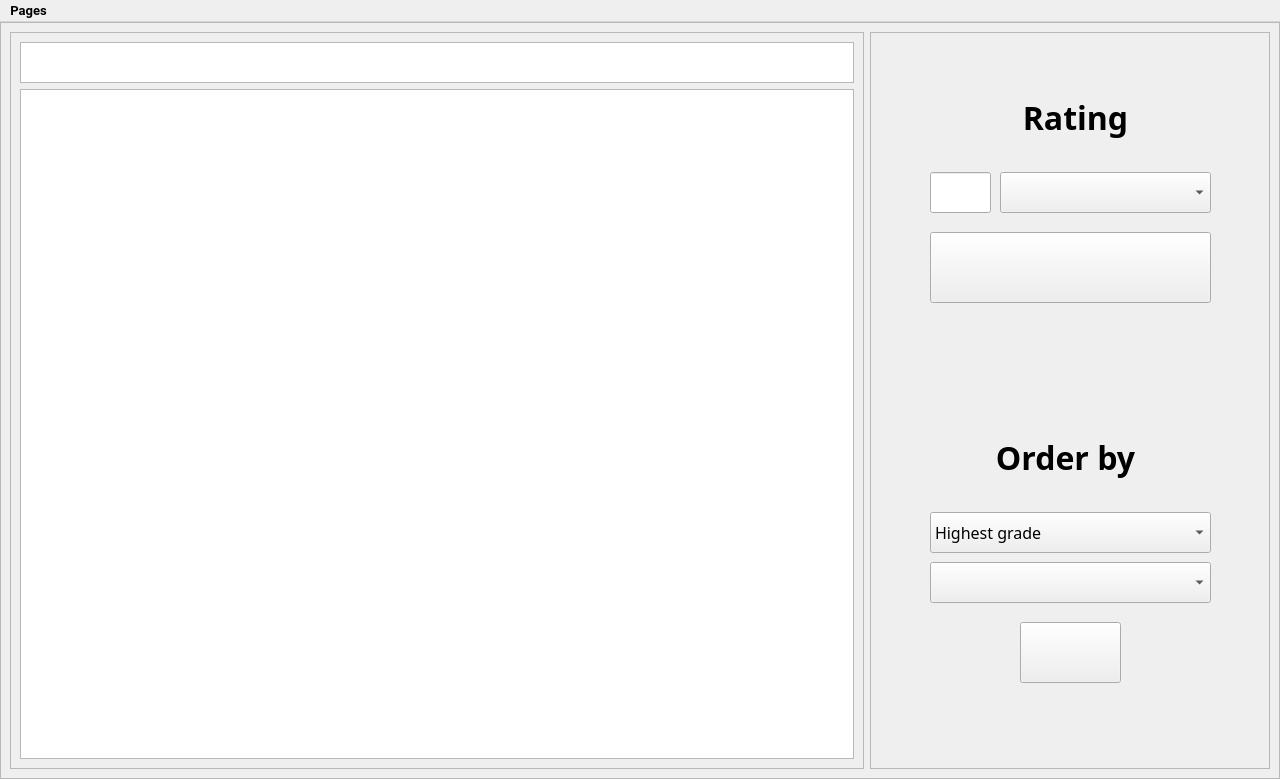
Old version of the form ui/moviesBala.ui in the repository Matheus-Gr/MoviesBala.
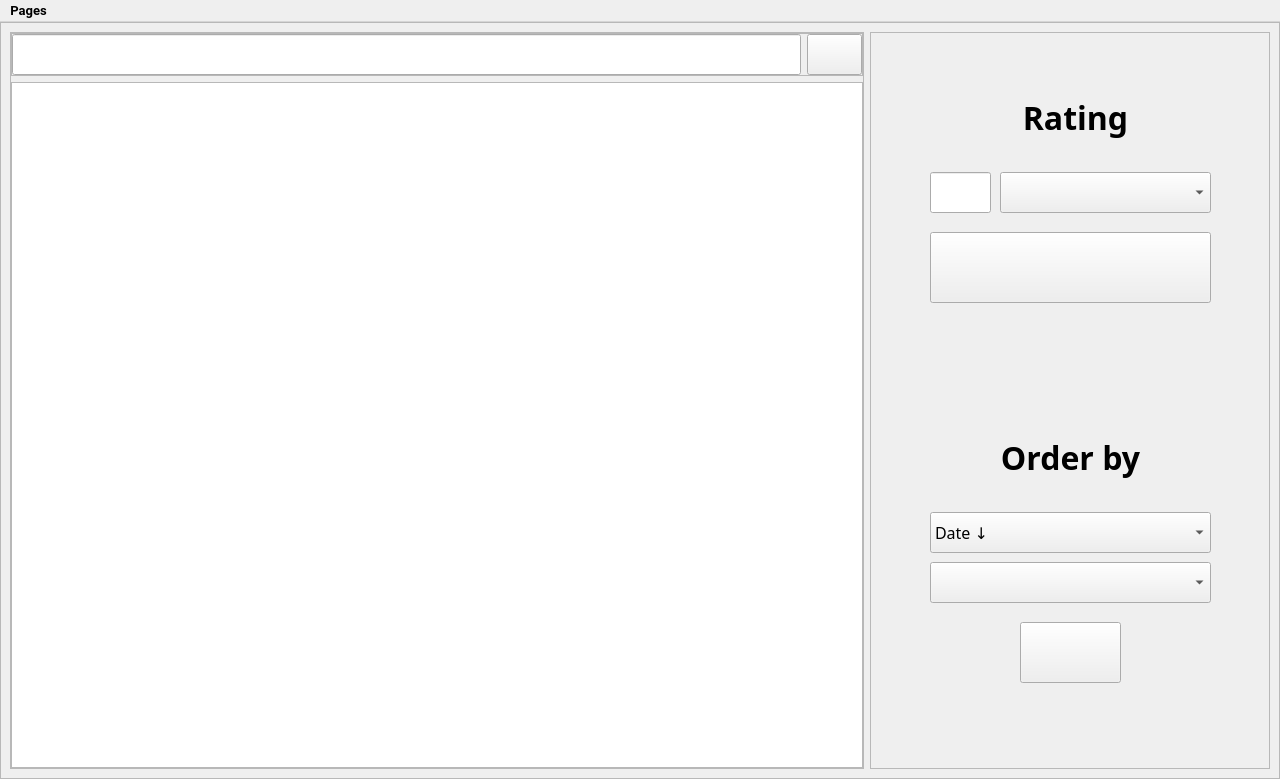
New version of the form. The open tabs and pages were chosen to show the change. Icons and pictures are not drawn.

Commit message: added more filters in for watched list

Diff of the .ui file:
```diff
--- a/ui/moviesBala.ui
+++ b/ui/moviesBala.ui
@@ -1338,6 +1338,26 @@
               <property name="placeholderText">
                <string/>
               </property>
+              <item>
+               <property name="text">
+                <string>Date ↓</string>
+               </property>
+              </item>
+              <item>
+               <property name="text">
+                <string>Date ↑</string>
+               </property>
+              </item>
+              <item>
+               <property name="text">
+                <string>A-Z</string>
+               </property>
+              </item>
+              <item>
+               <property name="text">
+                <string>Z-A</string>
+               </property>
+              </item>
               <item>
                <property name="text">
                 <string>Highest grade</string>
@@ -1383,7 +1403,7 @@
                <rect>
                 <x>60</x>
                 <y>400</y>
-                <width>271</width>
+                <width>281</width>
                 <height>51</height>
                </rect>
               </property>
@@ -1437,14 +1457,96 @@
               <enum>QFrame::Raised</enum>
              </property>
              <layout class="QVBoxLayout" name="verticalLayout_4">
+              <property name="leftMargin">
+               <number>0</number>
+              </property>
+              <property name="topMargin">
+               <number>0</number>
+              </property>
+              <property name="rightMargin">
+               <number>0</number>
+              </property>
+              <property name="bottomMargin">
+               <number>0</number>
+              </property>
               <item>
-               <widget class="QTextEdit" name="textEdit">
-                <property name="maximumSize">
+               <widget class="QFrame" name="frame_20">
+                <property name="minimumSize">
                  <size>
-                  <width>16777215</width>
+                  <width>0</width>
                   <height>41</height>
                  </size>
                 </property>
+                <property name="frameShape">
+                 <enum>QFrame::StyledPanel</enum>
+                </property>
+                <property name="frameShadow">
+                 <enum>QFrame::Raised</enum>
+                </property>
+                <layout class="QHBoxLayout" name="horizontalLayout_4">
+                 <property name="leftMargin">
+                  <number>0</number>
+                 </property>
+                 <property name="topMargin">
+                  <number>0</number>
+                 </property>
+                 <property name="rightMargin">
+                  <number>0</number>
+                 </property>
+                 <property name="bottomMargin">
+                  <number>0</number>
+                 </property>
+                 <item>
+                  <widget class="QLineEdit" name="search_watchedLineEdit">
+                   <property name="minimumSize">
+                    <size>
+                     <width>0</width>
+                     <height>41</height>
+                    </size>
+                   </property>
+                   <property name="font">
+                    <font>
+                     <family>Roboto Black</family>
+                     <pointsize>26</pointsize>
+                     <weight>50</weight>
+                     <bold>false</bold>
+                    </font>
+                   </property>
+                  </widget>
+                 </item>
+                 <item>
+                  <widget class="QPushButton" name="searchWatchedButton">
+                   <property name="minimumSize">
+                    <size>
+                     <width>55</width>
+                     <height>41</height>
+                    </size>
+                   </property>
+                   <property name="maximumSize">
+                    <size>
+                     <width>41</width>
+                     <height>41</height>
+                    </size>
+                   </property>
+                   <property name="cursor">
+                    <cursorShape>PointingHandCursor</cursorShape>
+                   </property>
+                   <property name="icon">
+                    <iconset>
+                     <normaloff>../../../../AppData/Local/Programs/Python/Python39/Lib/site-packages/qt5_applications/Qt/bin/Icons/search_black_24dp.svg</normaloff>../../../../AppData/Local/Programs/Python/Python39/Lib/site-packages/qt5_applications/Qt/bin/Icons/search_black_24dp.svg</iconset>
+                   </property>
+                   <property name="iconSize">
+                    <size>
+                     <width>32</width>
+                     <height>32</height>
+                    </size>
+                   </property>
+                   <property name="shortcut">
+                    <string>Return</string>
+                   </property>
+                  </widget>
+                 </item>
+                </layout>
                </widget>
               </item>
               <item>
```
Left out of the diff: 7 changed lines with no effect on the pictures. The commit also changes 5 other files.
